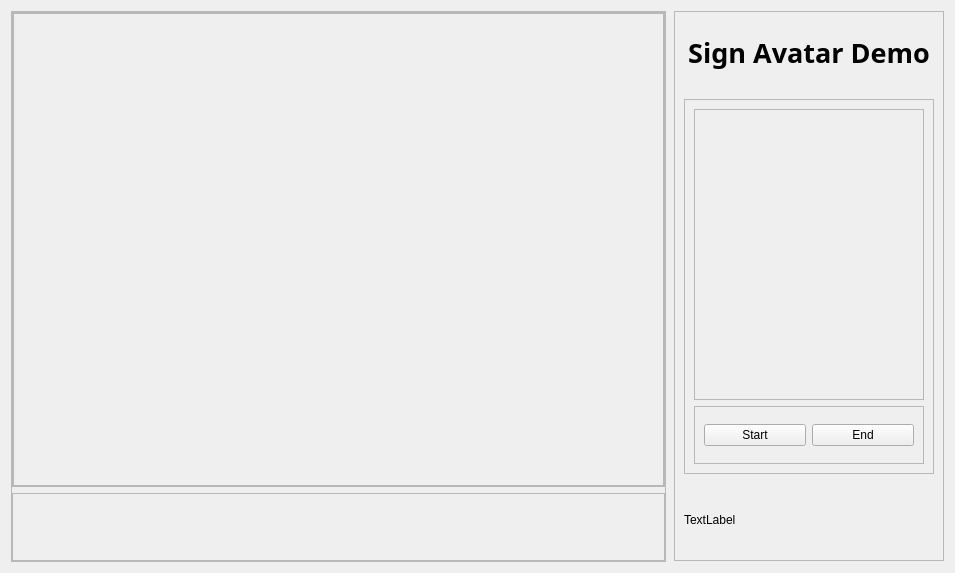
The window that src/signdemo.ui (ywen19/sign_avatar_demo) describes before a commit, drawn with Qt 5.
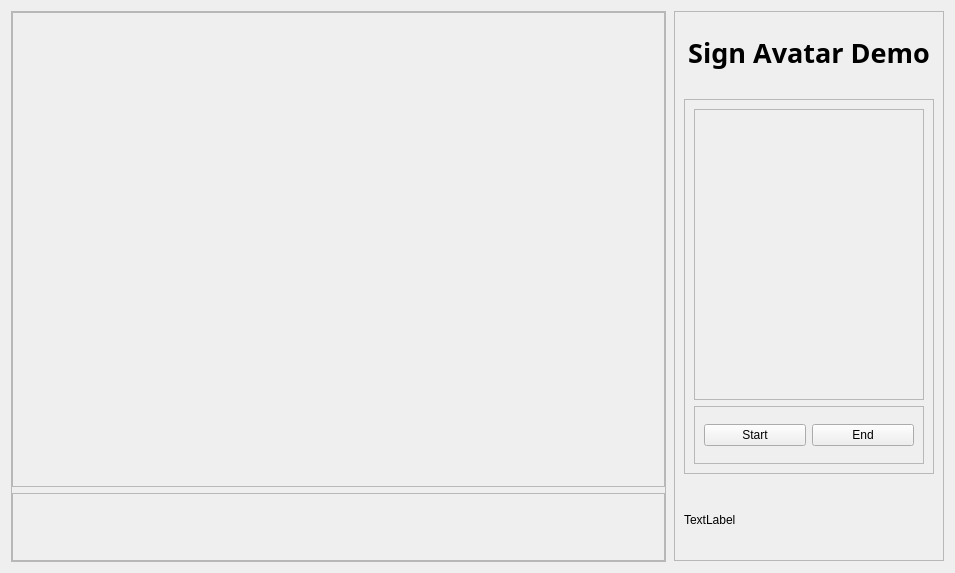
The same window after the commit.

What changed in the file:
```diff
--- a/src/signdemo.ui
+++ b/src/signdemo.ui
@@ -58,36 +58,6 @@
         <property name="frameShadow">
          <enum>QFrame::Raised</enum>
         </property>
-        <layout class="QVBoxLayout" name="verticalLayout_5">
-         <property name="leftMargin">
-          <number>0</number>
-         </property>
-         <property name="topMargin">
-          <number>0</number>
-         </property>
-         <property name="rightMargin">
-          <number>0</number>
-         </property>
-         <property name="bottomMargin">
-          <number>0</number>
-         </property>
-         <item>
-          <widget class="QFrame" name="motion_frame">
-           <property name="minimumSize">
-            <size>
-             <width>400</width>
-             <height>400</height>
-            </size>
-           </property>
-           <property name="frameShape">
-            <enum>QFrame::StyledPanel</enum>
-           </property>
-           <property name="frameShadow">
-            <enum>QFrame::Raised</enum>
-           </property>
-          </widget>
-         </item>
-        </layout>
        </widget>
       </item>
       <item>
```
